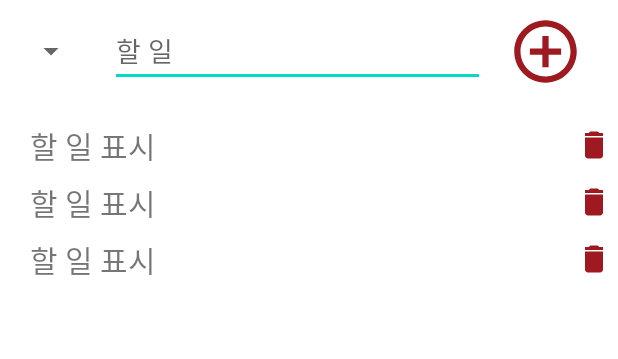
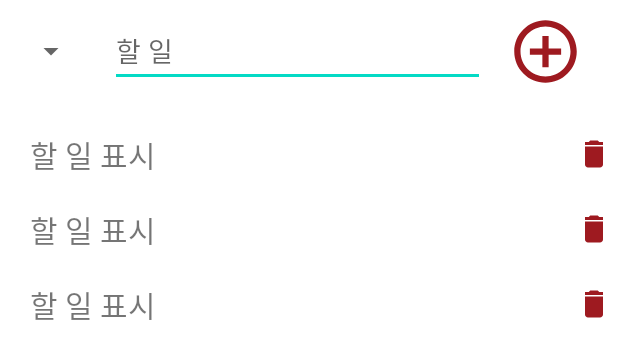
Before and after one commit to cje172/guru2-android-swuDoList, an Android app: the layout activity_edit_schedule.xml on its own in the app's theme, with its tools: preview values and no code run, on a phone screen of 412 x 824 dp. Shown: the top 359 px of the screen. Run offline under Robolectric (Android 15) with nearby library versions, the phone set to English and light mode, and no system bars.

Commit message:
폰트 설정

```diff
--- a/app/src/main/res/layout/item_recycler.xml
+++ b/app/src/main/res/layout/item_recycler.xml
@@ -10,10 +10,11 @@
         android:layout_width="370dp"
         android:layout_height="wrap_content"
         android:gravity="center_vertical"
-        android:layout_marginTop="4dp"
-        android:layout_marginBottom="4dp"
+        android:layout_marginTop="10dp"
+        android:layout_marginBottom="10dp"
         android:layout_marginLeft="10dp"
         android:textSize="20dp"
+        android:fontFamily="@font/nanumsquareroundb"
         android:text="할 일 표시" />
 
     <ImageButton
```
